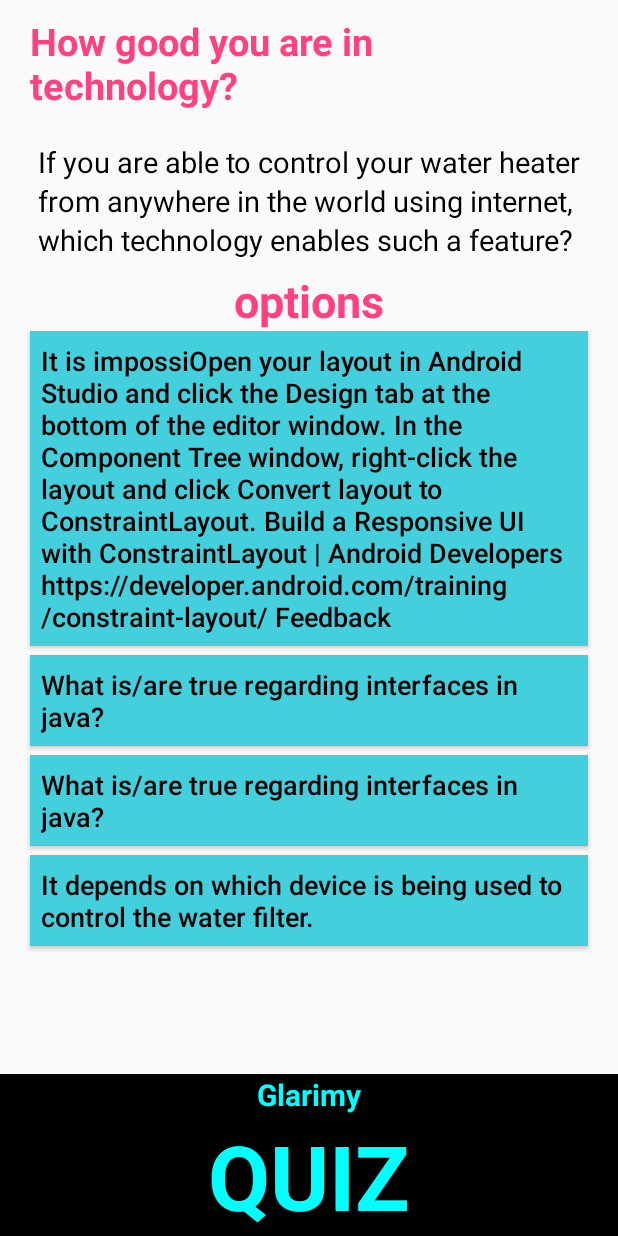
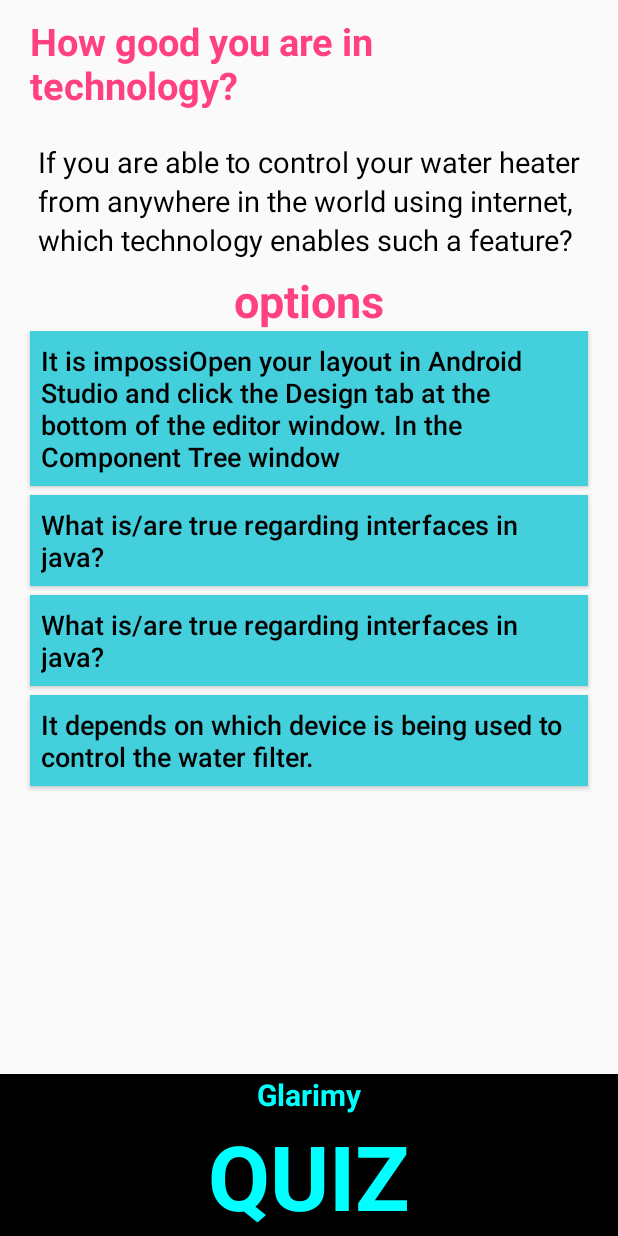
Before and after one commit to glarimy/glarimy-quiz-app, an Android app: the layout activity_show_title.xml on its own in the app's theme, with its tools: preview values and no code run, on a phone screen of 412 x 824 dp. Run offline under Robolectric (Android 15) with nearby library versions, the phone set to English and light mode, and no system bars.

```diff
--- a/app/src/main/java/com/glarimy/quiz/app/ShowTitle.java
+++ b/app/src/main/java/com/glarimy/quiz/app/ShowTitle.java
@@ -73,6 +73,7 @@ public class ShowTitle extends Activity {
                 buttonViews[i].setText(optionText[i]);
             }
 
+
             Handler answerHandler = new Handler();
             int time = 500;
             int i1;
--- a/app/src/main/res/layout/activity_show_title.xml
+++ b/app/src/main/res/layout/activity_show_title.xml
@@ -76,10 +76,7 @@
                     android:padding="7dp"
                     android:textAllCaps="false"
                     android:text="It is impossiOpen your layout in Android Studio and click the Design tab at the bottom of the editor window.
-In the Component Tree window, right-click the layout and click Convert layout to ConstraintLayout.
-Build a Responsive UI with ConstraintLayout | Android Developers
-https://developer.android.com/training/constraint-layout/
-Feedback"
+In the Component Tree window"
                     android:textColor="#f000"
                     android:textSize="18sp" />
 
```
